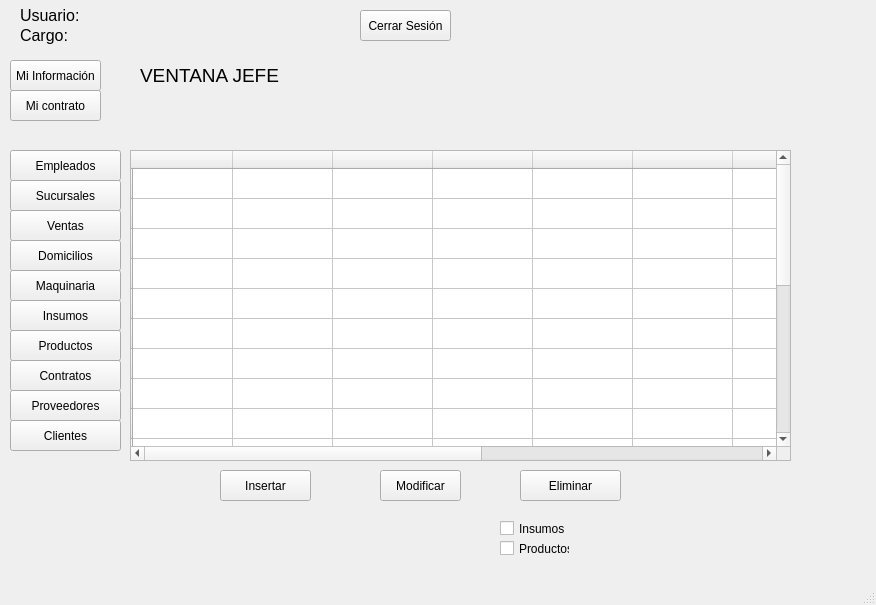
Rey7910/Pionono_Cakes_Proyect, file Entrega Final/Ventana_Jefe.ui: the form before one commit.
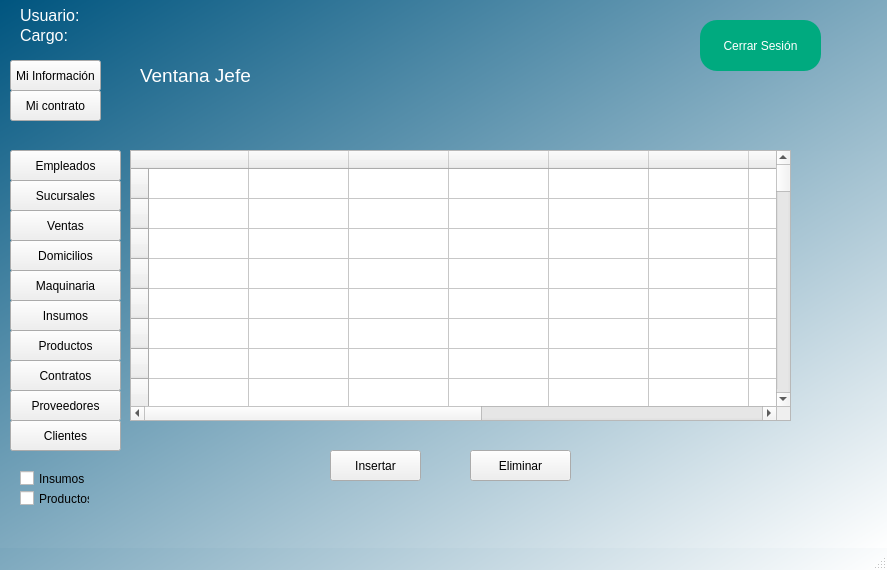
The form after the commit. Icons and pictures are not drawn.

The edit to the form file:
```diff
--- a/Entrega Final/Ventana_Jefe.ui
+++ b/Entrega Final/Ventana_Jefe.ui
@@ -6,13 +6,25 @@
    <rect>
     <x>0</x>
     <y>0</y>
-    <width>876</width>
-    <height>605</height>
+    <width>887</width>
+    <height>570</height>
    </rect>
   </property>
   <property name="windowTitle">
    <string>MainWindow</string>
   </property>
+  <property name="windowIcon">
+   <iconset>
+    <normaloff>:/Bkg/Images/Logo.png</normaloff>:/Bkg/Images/Logo.png</iconset>
+  </property>
+  <property name="styleSheet">
+   <string notr="true">QWidget#centralwidget{
+	background-color: qlineargradient(spread:pad, x1:0, y1:0, x2:1, y2:1, stop:0 rgba(0, 85, 127, 255), stop:1 rgba(255, 255, 255, 255));
+}
+QWidget#MainWindow{
+	background-color: qlineargradient(spread:pad, x1:0, y1:0, x2:1, y2:1, stop:0 rgba(0, 85, 127, 255), stop:1 rgba(255, 255, 255, 255));
+}</string>
+  </property>
   <widget class="QWidget" name="centralwidget">
    <widget class="QLabel" name="label">
     <property name="geometry">
@@ -29,7 +41,7 @@
      </font>
     </property>
     <property name="text">
-     <string>VENTANA JEFE</string>
+     <string>&lt;html&gt;&lt;head/&gt;&lt;body&gt;&lt;p&gt;&lt;span style=&quot; color:#ffffff;&quot;&gt;Ventana Jefe&lt;/span&gt;&lt;/p&gt;&lt;/body&gt;&lt;/html&gt;</string>
     </property>
    </widget>
    <widget class="QLabel" name="usuario_label">
@@ -46,8 +58,11 @@
       <pointsize>12</pointsize>
      </font>
     </property>
+    <property name="styleSheet">
+     <string notr="true"/>
+    </property>
     <property name="text">
-     <string>Usuario: </string>
+     <string>&lt;html&gt;&lt;head/&gt;&lt;body&gt;&lt;p&gt;&lt;span style=&quot; color:#ffffff;&quot;&gt;Usuario: &lt;/span&gt;&lt;/p&gt;&lt;/body&gt;&lt;/html&gt;</string>
     </property>
    </widget>
    <widget class="QLabel" name="cargo_label">
@@ -65,7 +80,7 @@
      </font>
     </property>
     <property name="text">
-     <string>Cargo: </string>
+     <string>&lt;html&gt;&lt;head/&gt;&lt;body&gt;&lt;p&gt;&lt;span style=&quot; color:#ffffff;&quot;&gt;Cargo: &lt;/span&gt;&lt;/p&gt;&lt;/body&gt;&lt;/html&gt;</string>
     </property>
    </widget>
    <widget class="QPushButton" name="btn_empleados">
@@ -188,8 +203,8 @@
    <widget class="QPushButton" name="btn_eliminar">
     <property name="geometry">
      <rect>
-      <x>520</x>
-      <y>470</y>
+      <x>470</x>
+      <y>450</y>
       <width>101</width>
       <height>31</height>
      </rect>
@@ -198,24 +213,11 @@
      <string>Eliminar</string>
     </property>
    </widget>
-   <widget class="QPushButton" name="btn_modificar">
-    <property name="geometry">
-     <rect>
-      <x>380</x>
-      <y>470</y>
-      <width>81</width>
-      <height>31</height>
-     </rect>
-    </property>
-    <property name="text">
-     <string>Modificar</string>
-    </property>
-   </widget>
    <widget class="QPushButton" name="btn_insertar">
     <property name="geometry">
      <rect>
-      <x>220</x>
-      <y>470</y>
+      <x>330</x>
+      <y>450</y>
       <width>91</width>
       <height>31</height>
      </rect>
@@ -253,12 +255,18 @@
    <widget class="QPushButton" name="btn_logout">
     <property name="geometry">
      <rect>
-      <x>360</x>
-      <y>10</y>
-      <width>91</width>
-      <height>31</height>
+      <x>700</x>
+      <y>20</y>
+      <width>121</width>
+      <height>51</height>
      </rect>
     </property>
+    <property name="styleSheet">
+     <string notr="true">border-radius:17px;
+color: rgb(255, 255, 255);
+background-color: rgb(0, 170, 127);
+font: 75 10pt &quot;MS Shell Dlg 2&quot;;</string>
+    </property>
     <property name="text">
      <string>Cerrar Sesión</string>
     </property>
@@ -269,9 +277,12 @@
       <x>130</x>
       <y>150</y>
       <width>661</width>
-      <height>311</height>
+      <height>271</height>
      </rect>
     </property>
+    <property name="rowCount">
+     <number>70</number>
+    </property>
     <row>
      <property name="text">
       <string/>
@@ -372,6 +383,56 @@
       <string/>
      </property>
     </row>
+    <row/>
+    <row/>
+    <row/>
+    <row/>
+    <row/>
+    <row/>
+    <row/>
+    <row/>
+    <row/>
+    <row/>
+    <row/>
+    <row/>
+    <row/>
+    <row/>
+    <row/>
+    <row/>
+    <row/>
+    <row/>
+    <row/>
+    <row/>
+    <row/>
+    <row/>
+    <row/>
+    <row/>
+    <row/>
+    <row/>
+    <row/>
+    <row/>
+    <row/>
+    <row/>
+    <row/>
+    <row/>
+    <row/>
+    <row/>
+    <row/>
+    <row/>
+    <row/>
+    <row/>
+    <row/>
+    <row/>
+    <row/>
+    <row/>
+    <row/>
+    <row/>
+    <row/>
+    <row/>
+    <row/>
+    <row/>
+    <row/>
+    <row/>
     <column>
      <property name="text">
       <string/>
@@ -431,8 +492,8 @@
    <widget class="QCheckBox" name="insumos_check">
     <property name="geometry">
      <rect>
-      <x>500</x>
-      <y>520</y>
+      <x>20</x>
+      <y>470</y>
       <width>91</width>
       <height>17</height>
      </rect>
@@ -444,8 +505,8 @@
    <widget class="QCheckBox" name="productos_check">
     <property name="geometry">
      <rect>
-      <x>500</x>
-      <y>540</y>
+      <x>20</x>
+      <y>490</y>
       <width>70</width>
       <height>17</height>
      </rect>
```
Left out of the diff: 2 changed lines with no effect on the pictures.
